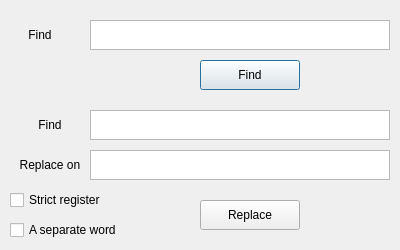
Before: the Qt Designer form app/src/findandreplace.ui in okolevatov/utext, drawn with Qt 5.
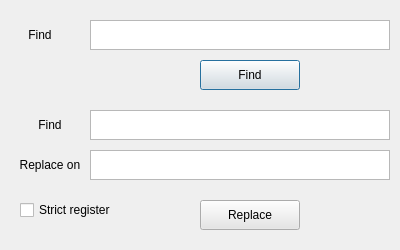
After: the same form once the commit is applied.

What changed in the file:
```diff
--- a/app/src/findandreplace.ui
+++ b/app/src/findandreplace.ui
@@ -10,6 +10,70 @@
     <height>250</height>
    </rect>
   </property>
+  <property name="palette">
+   <palette>
+    <active>
+     <colorrole role="Button">
+      <brush brushstyle="SolidPattern">
+       <color alpha="255">
+        <red>230</red>
+        <green>230</green>
+        <blue>230</blue>
+       </color>
+      </brush>
+     </colorrole>
+     <colorrole role="Link">
+      <brush brushstyle="SolidPattern">
+       <color alpha="255">
+        <red>0</red>
+        <green>0</green>
+        <blue>255</blue>
+       </color>
+      </brush>
+     </colorrole>
+    </active>
+    <inactive>
+     <colorrole role="Button">
+      <brush brushstyle="SolidPattern">
+       <color alpha="255">
+        <red>230</red>
+        <green>230</green>
+        <blue>230</blue>
+       </color>
+      </brush>
+     </colorrole>
+     <colorrole role="Link">
+      <brush brushstyle="SolidPattern">
+       <color alpha="255">
+        <red>0</red>
+        <green>0</green>
+        <blue>255</blue>
+       </color>
+      </brush>
+     </colorrole>
+    </inactive>
+    <disabled>
+     <colorrole role="Button">
+      <brush brushstyle="SolidPattern">
+       <color alpha="255">
+        <red>230</red>
+        <green>230</green>
+        <blue>230</blue>
+       </color>
+      </brush>
+     </colorrole>
+     <colorrole role="Link">
+      <brush brushstyle="SolidPattern">
+       <color alpha="255">
+        <red>0</red>
+        <green>0</green>
+        <blue>255</blue>
+       </color>
+      </brush>
+     </colorrole>
+    </disabled>
+   </palette>
+  </property>
   <property name="windowTitle">
    <string>Dialog</string>
   </property>
@@ -120,9 +184,9 @@
   <widget class="QCheckBox" name="registerBox">
    <property name="geometry">
     <rect>
-     <x>10</x>
-     <y>190</y>
-     <width>141</width>
+     <x>20</x>
+     <y>200</y>
+     <width>150</width>
      <height>20</height>
     </rect>
    </property>
@@ -130,19 +194,6 @@
     <string>Strict register</string>
    </property>
   </widget>
-  <widget class="QCheckBox" name="syntaxBox">
-   <property name="geometry">
-    <rect>
-     <x>10</x>
-     <y>220</y>
-     <width>141</width>
-     <height>20</height>
-    </rect>
-   </property>
-   <property name="text">
-    <string>A separate word</string>
-   </property>
-  </widget>
  </widget>
  <resources/>
  <connections/>
```
